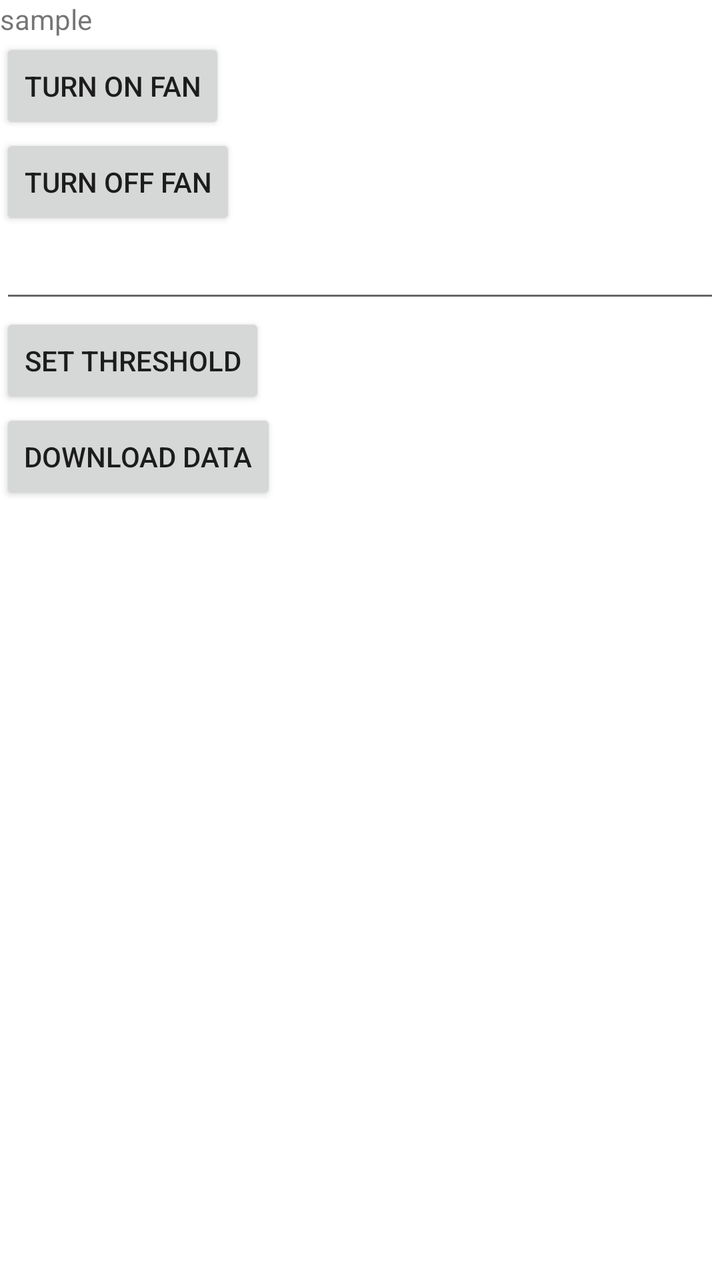
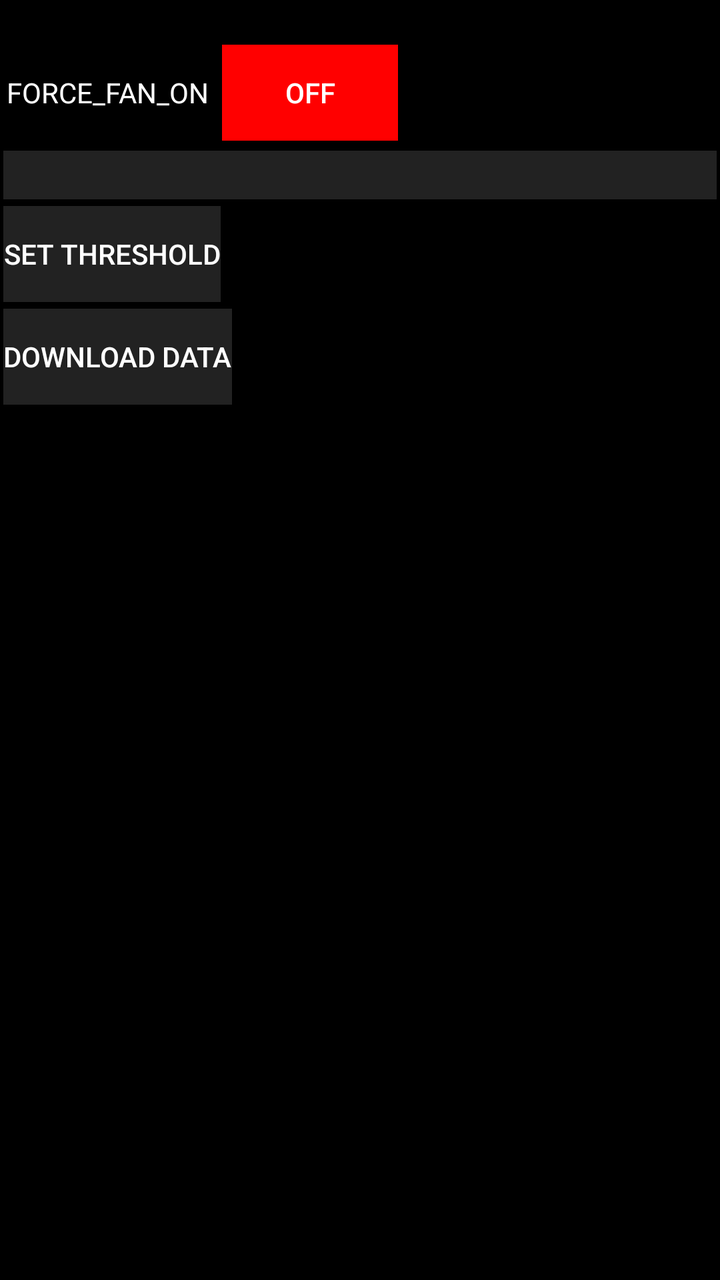

Two renders of the same Android screen: before a commit and after it. Below are the layout's source before the change and the commit's diff.
<!-- AndroidManifest.xml: fallback theme Theme.MaterialComponents.DayNight.NoActionBar -->
<!-- res/layout/dashboard_activity.xml -->
<?xml version="1.0" encoding="utf-8"?>

<LinearLayout xmlns:android="http://schemas.android.com/apk/res/android"
    android:layout_width="match_parent"
    android:layout_height="match_parent"
    android:orientation="vertical">

    <TextView
        android:id="@+id/tv_device_info"
        android:layout_width="match_parent"
        android:layout_height="wrap_content"
        android:text="sample" />

    <Button
        android:id="@+id/button_turn_on_fan"
        android:layout_width="wrap_content"
        android:layout_height="wrap_content"
        android:text="turn on fan" />

    <Button
        android:id="@+id/button_turn_off_fan"
        android:layout_width="wrap_content"
        android:layout_height="wrap_content"
        android:text="turn off fan" />

    <EditText
        android:id="@+id/edit_text_threshold_input"
        android:layout_width="match_parent"
        android:layout_height="wrap_content" />

    <Button
        android:id="@+id/button_set_threshold"
        android:layout_width="wrap_content"
        android:layout_height="wrap_content"
        android:text="set threshold" />

    <Button
        android:id="@+id/button_download_data"
        android:layout_width="wrap_content"
        android:layout_height="wrap_content"
        android:text="download data" />
</LinearLayout>
<!-- resources referenced by this layout -->
<resources>

</resources>

<!-- the commit's change to res/layout/dashboard_activity.xml (unified diff, before → after) -->
@@ -3,39 +3,60 @@
 <LinearLayout xmlns:android="http://schemas.android.com/apk/res/android"
     android:layout_width="match_parent"
     android:layout_height="match_parent"
+    android:background="#000"
     android:orientation="vertical">
 
     <TextView
         android:id="@+id/tv_device_info"
         android:layout_width="match_parent"
         android:layout_height="wrap_content"
+        android:background="#000"
         android:text="sample" />
 
-    <Button
-        android:id="@+id/button_turn_on_fan"
-        android:layout_width="wrap_content"
+    <LinearLayout
+        android:layout_width="match_parent"
         android:layout_height="wrap_content"
-        android:text="turn on fan" />
+        android:orientation="horizontal">
 
-    <Button
-        android:id="@+id/button_turn_off_fan"
-        android:layout_width="wrap_content"
-        android:layout_height="wrap_content"
-        android:text="turn off fan" />
+        <TextView
+            android:layout_width="wrap_content"
+            android:layout_height="wrap_content"
+            android:textColor="#fff"
+            android:background="#000"
+            android:layout_margin="10px"
+            android:text="FORCE_FAN_ON" />
+
+        <ToggleButton
+            android:id="@+id/toggle_button_force_fan_on"
+            android:textColor="#fff"
+            android:background="#f00"
+            android:layout_width="wrap_content"
+            android:layout_margin="10px"
+            android:layout_height="wrap_content" />
+    </LinearLayout>
 
     <EditText
         android:id="@+id/edit_text_threshold_input"
+        android:layout_margin="5px"
+        android:textColor="#fff"
+        android:background="#222"
         android:layout_width="match_parent"
         android:layout_height="wrap_content" />
 
     <Button
         android:id="@+id/button_set_threshold"
+        android:layout_margin="5px"
+        android:textColor="#fff"
+        android:background="#222"
         android:layout_width="wrap_content"
         android:layout_height="wrap_content"
         android:text="set threshold" />
 
     <Button
         android:id="@+id/button_download_data"
+        android:layout_margin="5px"
+        android:textColor="#fff"
+        android:background="#222"
         android:layout_width="wrap_content"
         android:layout_height="wrap_content"
         android:text="download data" />
